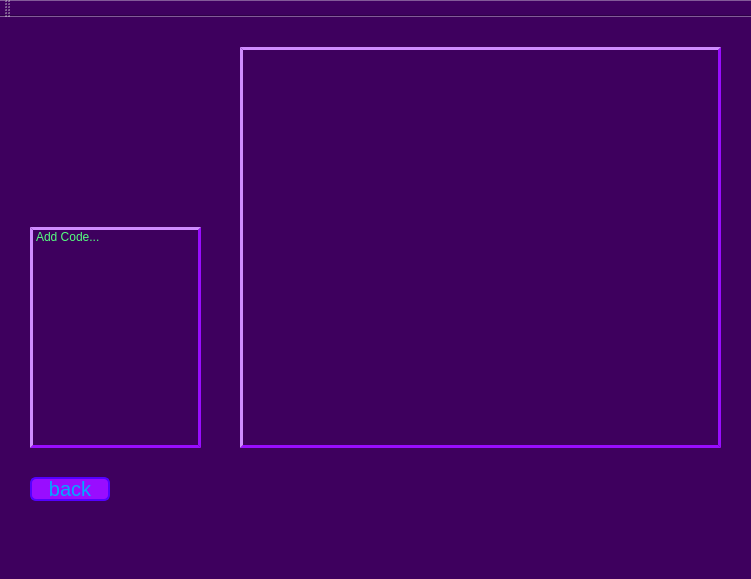
First picture: the form in mainwindow.ui, repository dwvwdv/CodeToolbox, before the edit.
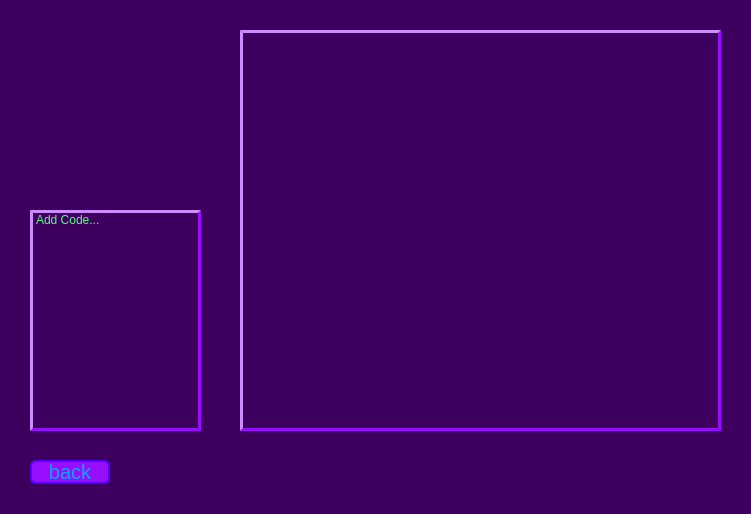
Second picture: the form after the edit.

What changed in the file:
```diff
--- a/mainwindow.ui
+++ b/mainwindow.ui
@@ -7,7 +7,7 @@
     <x>0</x>
     <y>0</y>
     <width>751</width>
-    <height>579</height>
+    <height>514</height>
    </rect>
   </property>
   <property name="windowTitle">
@@ -81,25 +81,6 @@
     </property>
    </widget>
   </widget>
-  <widget class="QMenuBar" name="menuBar">
-   <property name="geometry">
-    <rect>
-     <x>0</x>
-     <y>0</y>
-     <width>751</width>
-     <height>24</height>
-    </rect>
-   </property>
-  </widget>
-  <widget class="QToolBar" name="mainToolBar">
-   <attribute name="toolBarArea">
-    <enum>TopToolBarArea</enum>
-   </attribute>
-   <attribute name="toolBarBreak">
-    <bool>false</bool>
-   </attribute>
-  </widget>
-  <widget class="QStatusBar" name="statusBar"/>
  </widget>
  <layoutdefault spacing="6" margin="11"/>
  <resources/>
```
